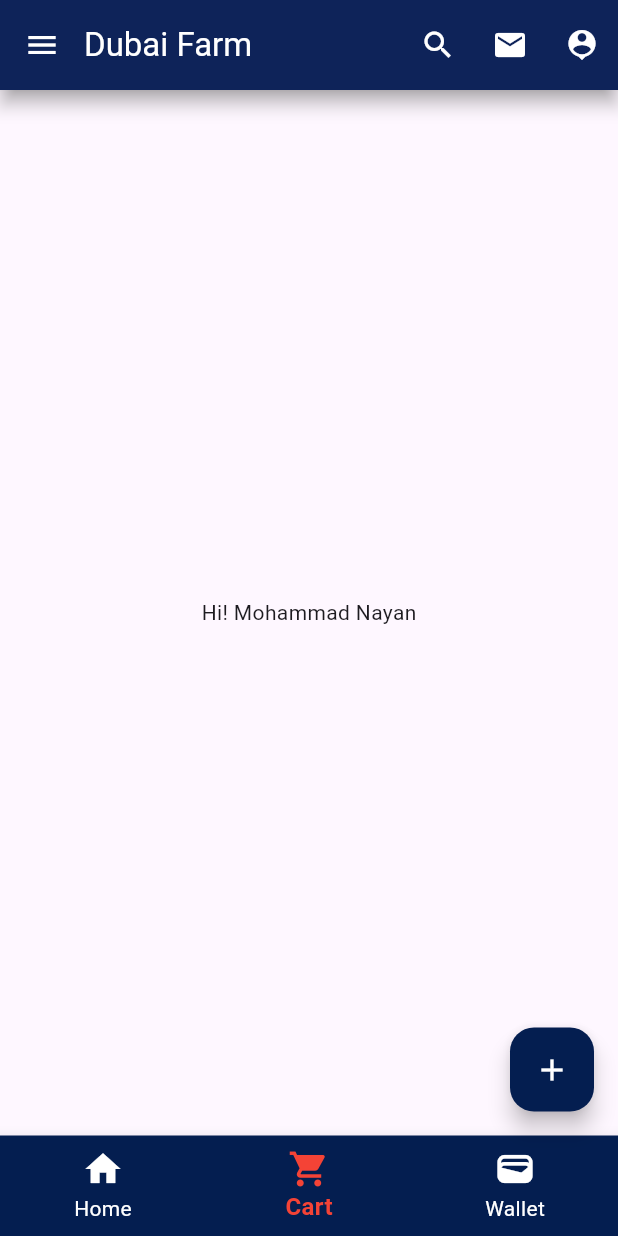
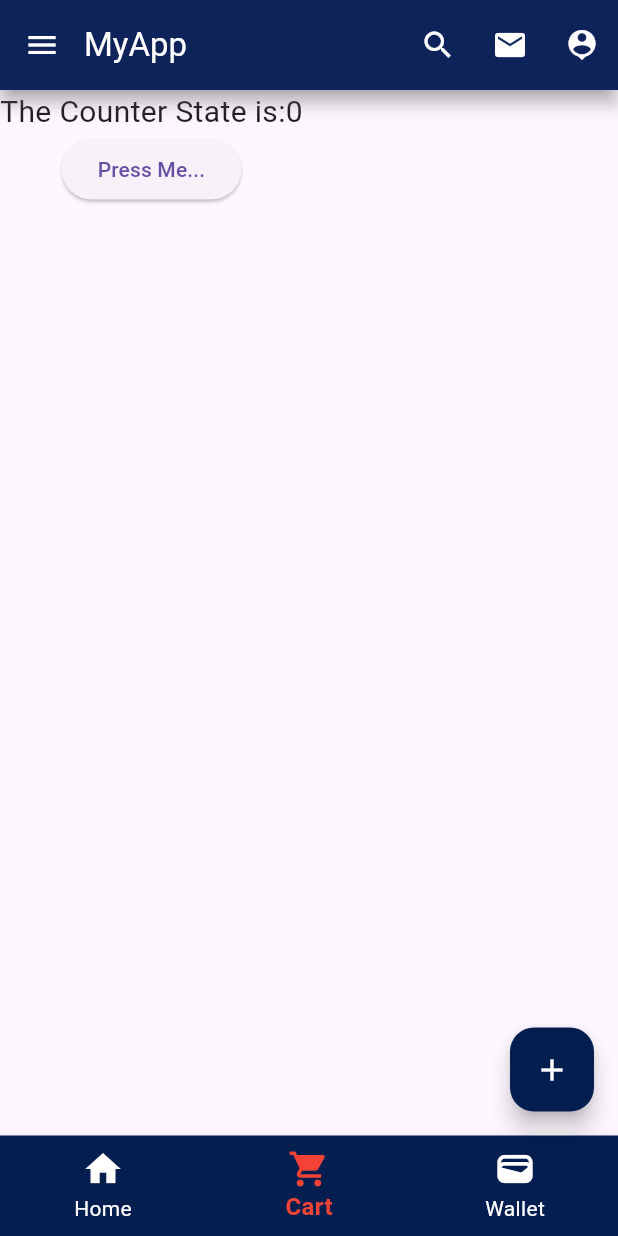
Before and after one commit to devsnayan/my_flutter_app, a Flutter app: the screen it shows after launch, on a phone screen of 412 x 824 dp. Run offline on Flutter 3.47's test engine with Material 3 defaults, Android fonts, the phone set to English and light mode, and no system bars.

```diff
--- a/lib/Pages/Counter.dart
+++ b/lib/Pages/Counter.dart
@@ -0,0 +1,29 @@
+import 'package:flutter/cupertino.dart';
+import 'package:flutter/material.dart';
+
+class CustomCounter extends StatefulWidget {
+  const CustomCounter({super.key});
+
+  @override
+  State<CustomCounter> createState() => _CustomCounterState();
+}
+
+class _CustomCounterState extends State<CustomCounter> {
+  int countValue =0;
+  @override
+  Widget build(BuildContext context) {
+    return Container(
+      child: Column(
+        children: [
+          Text("The Counter State is:${countValue}", style: TextStyle(fontSize:20,)),
+          ElevatedButton(onPressed: (){
+            setState(() {
+              countValue++;
+            });
+            print(countValue);
+          }, child: Text("Press Me..."))
+        ],
+      ),
+    );
+  }
+}
--- a/lib/main.dart
+++ b/lib/main.dart
@@ -1,4 +1,9 @@
 import 'package:flutter/material.dart';
+import 'package:my_flutter_app/Pages/RowContainerWidget.dart';
+
+import 'Pages/ContainerWidget.dart';
+import 'Pages/Counter.dart';
+import 'Pages/ProfileView.dart';
 
 void main() {
   runApp(const MyApp());
@@ -28,7 +33,7 @@ class Home extends StatelessWidget {
   Widget build(BuildContext context) {
     return Scaffold(
       appBar: AppBar(
-        title: const Text("Dubai Farm"),
+        title: const Text("MyApp"),
         backgroundColor: const Color.fromARGB(255, 4, 30, 80),
         foregroundColor: Colors.white,
         titleSpacing: 0,
@@ -171,9 +176,18 @@ class Home extends StatelessWidget {
         },
 
       ),
-      body: const Center(
-        child: Text("Hi! Mohammad Nayan"),
-      ),
+      // body:
+      // ListView(
+      //   children: [
+      //     ProfileView(
+      //       titleText: "Mohammad Nayan",
+      //       subTitleText: "Hi",
+      //       trialText: "6:00pm"
+      //     ),
+      //
+      //   ],
+      // ),
+      body: CustomCounter(),
     );
   }
 }
```
Also changed, not shown: lib/Pages/ContainerWidget.dart (+36 -0 lines), lib/Pages/ProfileView.dart (+32 -0 lines), lib/Pages/RowContainerWidget.dart (+51 -0 lines).
